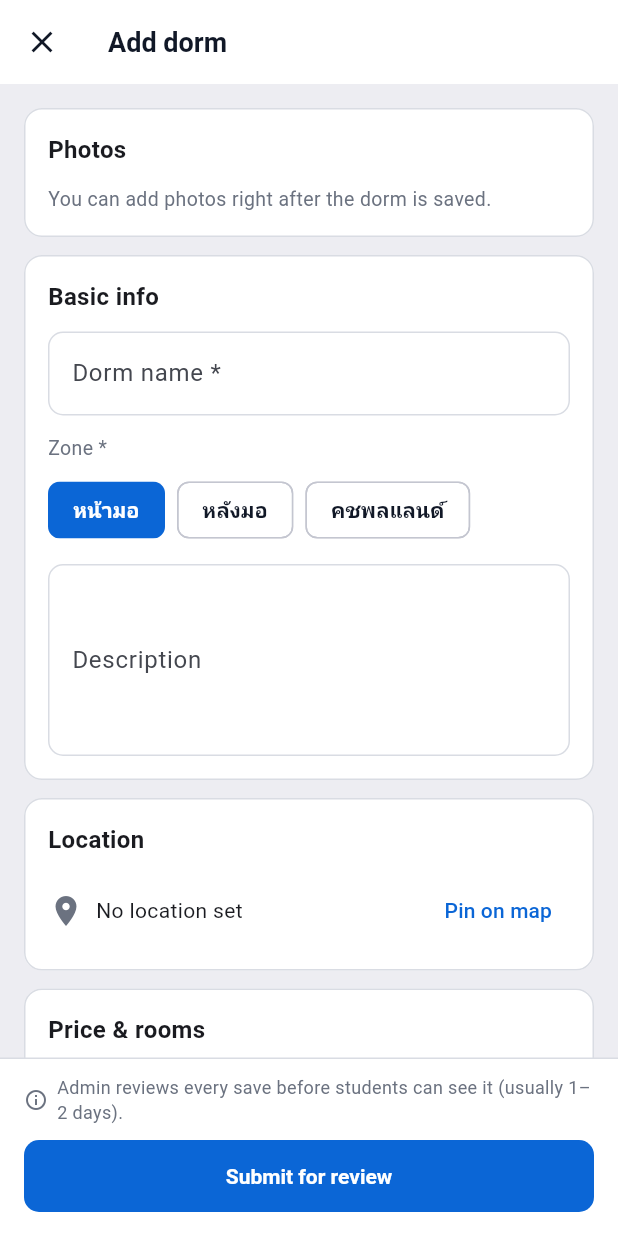
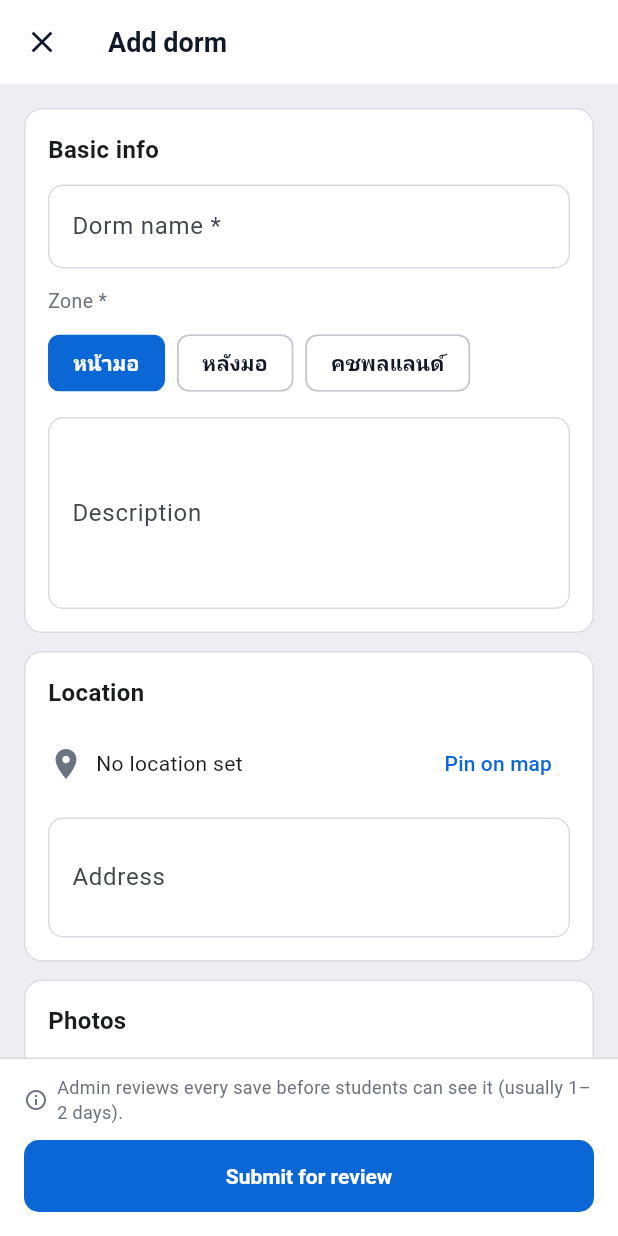
Before and after one commit to surachanon-Dev/Ho-Phak-, a Flutter app: the DormitoryFormScreen screen opened directly with empty values, on a phone screen of 412 x 824 dp. Run offline on Flutter 3.47's test engine with Material 3 defaults, Android fonts, the phone set to English and light mode, and no system bars; our stand-ins replace file_picker, flutter_map, image_picker, latlong2, shared_preferences; accounts and stored records are empty; network calls fail.

Commit message:
Reorder owner dorm form and detail cards to match Figma
- Add/Edit dorm form: Basic info -> Location (+ Address) -> Photos ->
  Price & rooms -> Water & electricity -> Contact (phone only)
- Dorm detail: Dorm info -> Location (pin, address, phone) -> Rooms ->
  Utilities -> Reviews

Co-Authored-By: Claude Opus 5.5 <noreply@anthropic.com>

```diff
--- a/frontend/lib/screens/owner/dormitory_form_screen.dart
+++ b/frontend/lib/screens/owner/dormitory_form_screen.dart
@@ -438,18 +438,9 @@ class _DormitoryFormScreenState extends State<DormitoryFormScreen> {
                       child: Column(
                         crossAxisAlignment: CrossAxisAlignment.stretch,
                         children: [
-                          _card('Photos', [
-                            if (_isEdit)
-                              _imagesSection()
-                            else
-                              const Text(
-                                'You can add photos right after the dorm is saved.',
-                                style: TextStyle(
-                                  fontSize: 13,
-                                  color: AppColors.textMuted,
-                                ),
-                              ),
-                          ]),
+                          // ลำดับกล่องตาม Figma (D-175):
+                          // Basic info → Location (+ Address) → Photos →
+                          // Price & rooms → Water & electricity → Contact
                           _card('Basic info', [
                             TextFormField(
                               controller: _name,
@@ -547,6 +538,26 @@ class _DormitoryFormScreenState extends State<DormitoryFormScreen> {
                                 ],
                               ),
                             ),
+                            _gap(),
+                            TextFormField(
+                              controller: _address,
+                              decoration: const InputDecoration(
+                                labelText: 'Address',
+                              ),
+                              maxLines: 2,
+                            ),
+                          ]),
+                          _card('Photos', [
+                            if (_isEdit)
+                              _imagesSection()
+                            else
+                              const Text(
+                                'You can add photos right after the dorm is saved.',
+                                style: TextStyle(
+                                  fontSize: 13,
+                                  color: AppColors.textMuted,
+                                ),
+                              ),
                           ]),
                           _card('Price & rooms', [
                             TextFormField(
@@ -621,14 +632,6 @@ class _DormitoryFormScreenState extends State<DormitoryFormScreen> {
                           ]),
                           _card('Contact', [
                             TextFormField(
-                              controller: _address,
-                              decoration: const InputDecoration(
-                                labelText: 'Address',
-                              ),
-                              maxLines: 2,
-                            ),
-                            _gap(),
-                            TextFormField(
                               controller: _contactPhone,
                               keyboardType: TextInputType.phone,
                               decoration: const InputDecoration(
```
Also changed, not shown: frontend/lib/screens/owner/dormitory_detail_screen.dart (+35 -22 lines).
